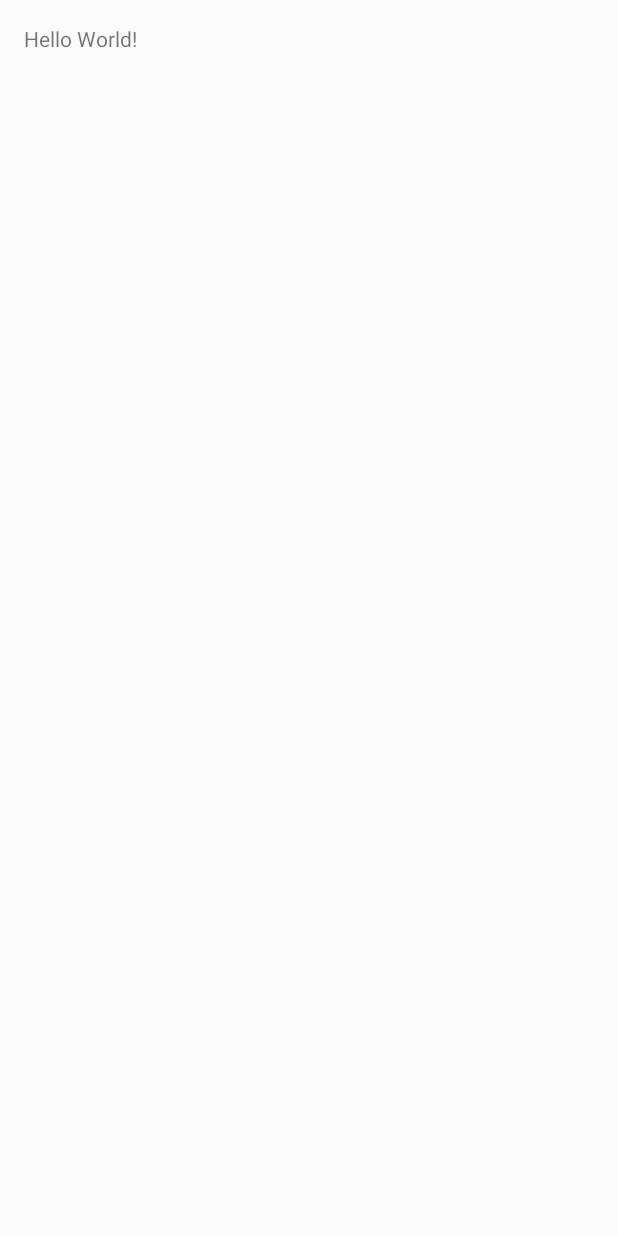
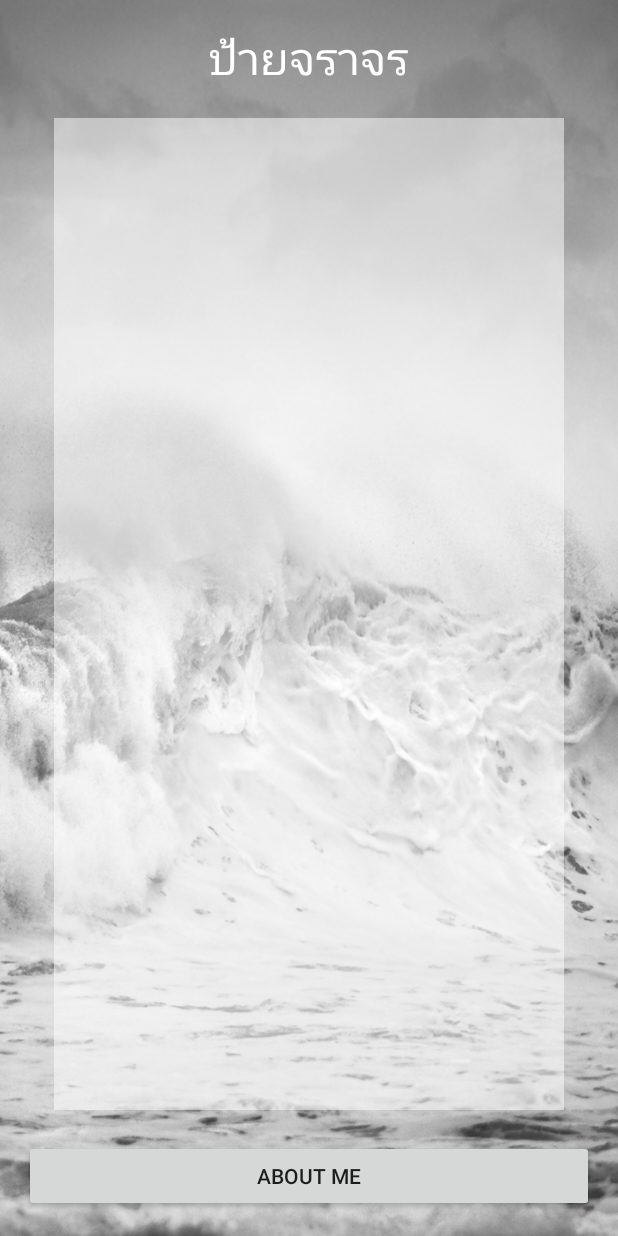
Before and after one commit to zarah-chatchaya/learning-Traffic, an Android app: the screen it shows after launch (MainActivity), on a phone screen of 412 x 824 dp. Before the commit the screen is almost empty. Run offline under Robolectric (Android 15) with nearby library versions, the phone set to English and light mode, and no system bars.

```diff
--- a/app/src/main/res/layout/activity_main.xml
+++ b/app/src/main/res/layout/activity_main.xml
@@ -7,10 +7,32 @@
     android:paddingLeft="@dimen/activity_horizontal_margin"
     android:paddingRight="@dimen/activity_horizontal_margin"
     android:paddingTop="@dimen/activity_vertical_margin"
-    tools:context="app.zarah.learningtraffic.MainActivity">
+    tools:context="app.zarah.learningtraffic.MainActivity"
+    android:background="@drawable/wall3">
 
     <TextView
         android:layout_width="wrap_content"
         android:layout_height="wrap_content"
-        android:text="Hello World!" />
+        android:text="@string/head"
+        android:id="@+id/textView"
+        android:layout_centerHorizontal="true"
+        android:textSize="@dimen/h1"
+        android:textColor="@color/text" />
+
+    <Button
+        android:layout_width="match_parent"
+        android:layout_height="wrap_content"
+        android:text="about me"
+        android:id="@+id/button"
+        android:layout_alignParentBottom="true" />
+
+    <ListView
+        android:layout_width="wrap_content"
+        android:layout_height="wrap_content"
+        android:id="@+id/listView"
+        android:layout_below="@+id/textView"
+        android:layout_margin="20dp"
+        android:layout_above="@+id/button"
+        android:background="#82ffffff" />
+
 </RelativeLayout>
--- a/app/src/main/res/values/colors.xml
+++ b/app/src/main/res/values/colors.xml
@@ -3,4 +3,7 @@
     <color name="colorPrimary">#3F51B5</color>
     <color name="colorPrimaryDark">#303F9F</color>
     <color name="colorAccent">#FF4081</color>
+
+
+    <color name="text">#ffffff</color>
 </resources>
--- a/app/src/main/res/values/dimens.xml
+++ b/app/src/main/res/values/dimens.xml
@@ -2,4 +2,9 @@
     <!-- Default screen margins, per the Android Design guidelines. -->
     <dimen name="activity_horizontal_margin">16dp</dimen>
     <dimen name="activity_vertical_margin">16dp</dimen>
+
+
+    <dimen name="h1">30sp</dimen>
+    <dimen name="h2">20sp</dimen>
+
 </resources>
--- a/app/src/main/res/values/strings.xml
+++ b/app/src/main/res/values/strings.xml
@@ -1,3 +1,5 @@
 <resources>
     <string name="app_name">learning traffic</string>
+
+    <string name="head">ป้ายจราจร</string>
 </resources>
```
Also changed, not shown: app/src/main/res/drawable/bg21.png (added), app/src/main/res/drawable/wall3.png (added).
